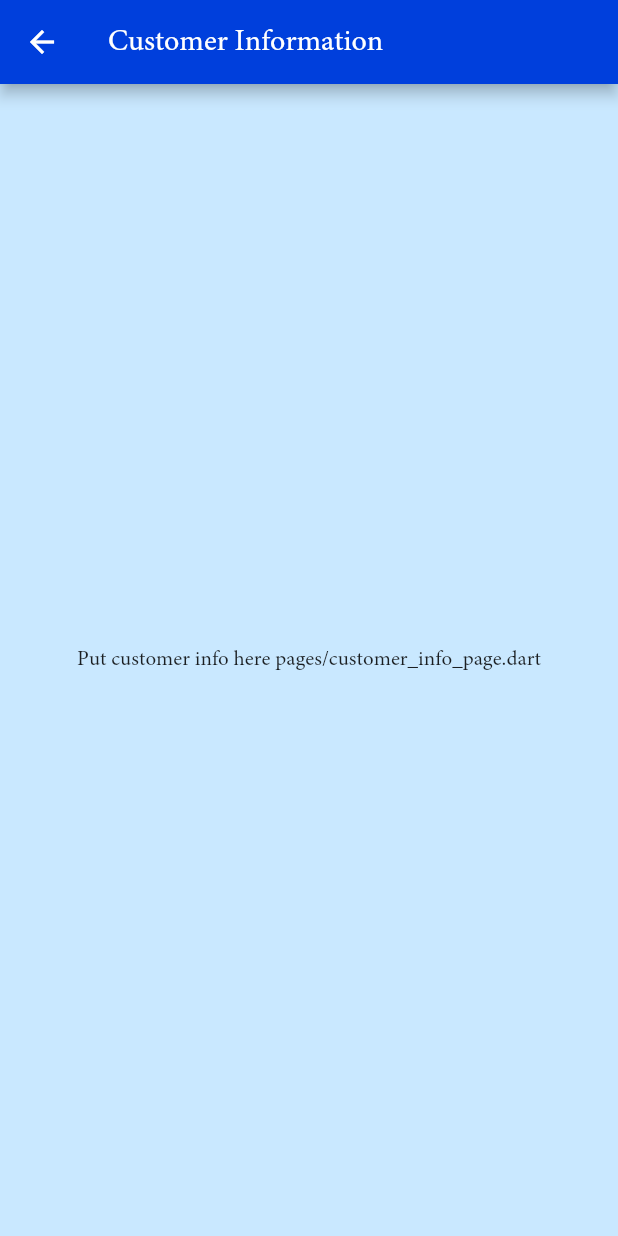
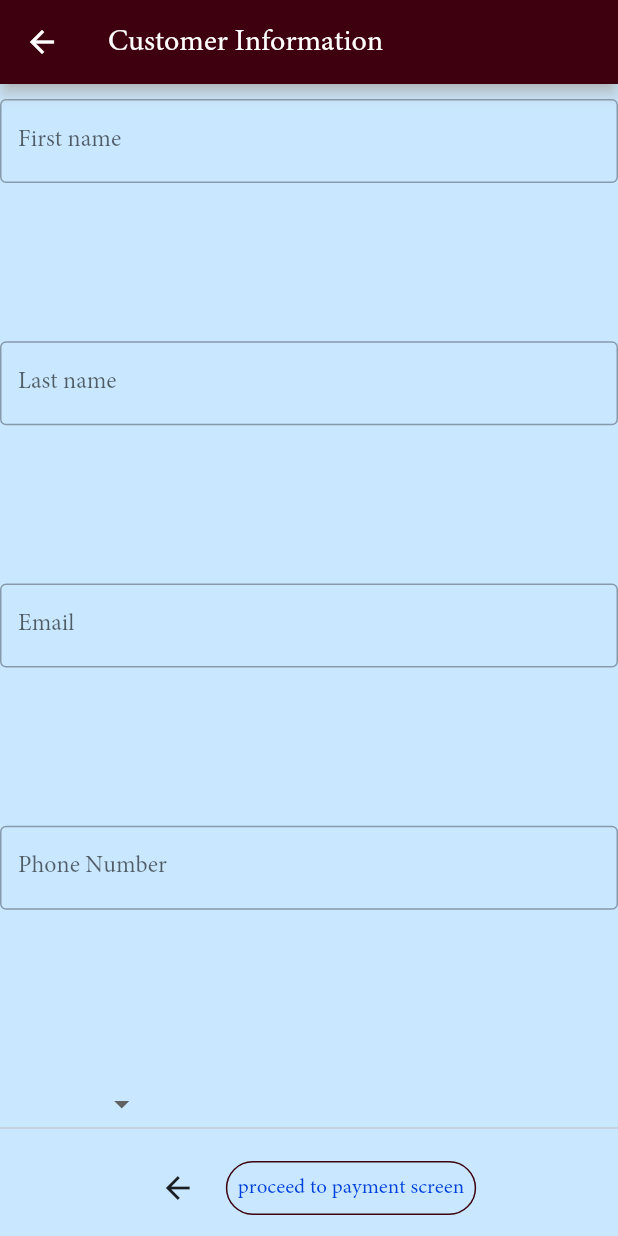
Before and after one commit to CJOckwig/Human_Interfaces_Project, a Flutter app: the CustomerInfoPage screen opened directly, on a phone screen of 412 x 824 dp. Run offline on Flutter 3.47's test engine with Material 2 defaults, Android fonts, the phone set to English and light mode, and no system bars; missing offline and left inert: dart:html; network calls fail.

Commit message:
added customer info page

```diff
--- /dev/null
+++ b/lib/data/customer.dart
@@ -0,0 +1,4 @@
+import '../models/customer.dart';
+
+// All the drinks that can be sold
+Map customer = {};
--- a/lib/data/drinks.dart
+++ b/lib/data/drinks.dart
@@ -2,7 +2,7 @@ import '../models/drink.dart';
 
 // All the drinks that can be sold
 Map drinks = {
-  "late": Drink(
+  "latte": Drink(
       name: "Late",
       imageUrl: "url",
       pricePerSize: {"small": 2.5, "medium": 2.7, "large": 2.9}),
--- a/lib/data/globals.dart
+++ b/lib/data/globals.dart
@@ -1,16 +1,25 @@
-
 // data/globals.dart
 
 import 'package:flutter/material.dart';
 
 class Globals {
   // SDSU Primary Colors
-  static const Color sdsuBlue         = Color.fromARGB(255,   0,  63, 220);
-  static const Color sdsuYellow       = Color.fromARGB(255, 255, 230,   0);
+  static const Color sdsuBlue = Color.fromARGB(255, 0, 63, 220);
+  static const Color sdsuYellow = Color.fromARGB(255, 255, 230, 0);
   // SDSU Secondary Colors
-  static const Color sdsuAthleticBlue = Color.fromARGB(255,   0,  71, 255);
-  static const Color sdsuNavy         = Color.fromARGB(255,   0,  21,  80);
-  static const Color sdsuDarkYellow   = Color.fromARGB(255, 212, 169,   0);
-  static const Color sdsuLightYellow  = Color.fromARGB(255, 252, 255, 168);
-  static const Color sdsuLightBlue    = Color.fromARGB(255, 201, 232, 255);
+  static const Color sdsuAthleticBlue = Color.fromARGB(255, 0, 71, 255);
+  static const Color sdsuNavy = Color.fromARGB(255, 0, 21, 80);
+  static const Color sdsuDarkYellow = Color.fromARGB(255, 212, 169, 0);
+  static const Color sdsuLightYellow = Color.fromARGB(255, 252, 255, 168);
+  static const Color sdsuLightBlue = Color.fromARGB(255, 201, 232, 255);
+
+  //https://www.schemecolor.com/mocha-latte.php
+  //I pulled this from this site. I coded it similar to how the example is.
+  //-CJO
+  static const Color coffeeDarkBrown = Color.fromARGB(255, 62, 0, 14);
+  static const Color coffeeWhite = Color.fromARGB(255, 244, 243, 248);
+  static const Color coffeeCream = Color.fromARGB(255, 232, 210, 185);
+  static const Color coffeeLightBrown1 = Color.fromARGB(255, 232, 210, 185);
+  static const Color coffeeLightBrown2 = Color.fromARGB(255, 206, 164, 122);
+  static const Color coffeeLightBrown3 = Color.fromARGB(255, 181, 128, 72);
 }
--- /dev/null
+++ b/lib/models/customer.dart
@@ -0,0 +1,27 @@
+//Customer information page
+// ignore_for_file: empty_constructor_bodies
+
+import 'dart:html';
+
+import 'package:flutter/cupertino.dart';
+
+enum store { sioux_Falls, brookings }
+
+// ignore: empty_constructor_bodies, empty_constructor_bodies
+class Customer {
+  late String first_Name;
+  late String last_Name;
+  late String phone_Number;
+  late String email;
+  late store Location;
+
+  var first_name;
+
+  Customer({
+    required this.first_Name,
+    required this.last_Name,
+    required this.phone_Number,
+    required this.Location,
+    this.email = "",
+  });
+}
--- a/lib/pages/customer_info_page.dart
+++ b/lib/pages/customer_info_page.dart
@@ -1,5 +1,8 @@
 //CJOckwig Customer info page
+// ignore_for_file: prefer_const_constructors
+
 import 'package:flutter/material.dart';
+import '../data/globals.dart';
 
 class CustomerInfoPage extends StatelessWidget {
   const CustomerInfoPage({super.key});
@@ -7,13 +10,98 @@ class CustomerInfoPage extends StatelessWidget {
 
   @override
   Widget build(BuildContext context) {
+    var selectedOption;
     return Scaffold(
-      appBar: AppBar(
-        title: const Text('Customer Information'),
-      ),
-      body: const Center(
-        child: Text('Put customer info here pages/customer_info_page.dart'),
-      ),
-    );
+        appBar: AppBar(
+          title: const Text('Customer Information'),
+          backgroundColor: Globals.coffeeDarkBrown,
+          shadowColor: Globals.coffeeCream,
+        ),
+        body: Column(
+          crossAxisAlignment: CrossAxisAlignment.stretch,
+          mainAxisSize: MainAxisSize.min,
+          children: [
+            Padding(padding: EdgeInsets.all(5)),
+            SizedBox(width: 16),
+            Expanded(
+              child: TextField(
+                decoration: InputDecoration(
+                  labelText: 'First name',
+                  border: OutlineInputBorder(
+                    borderSide:
+                        BorderSide(color: Globals.coffeeDarkBrown, width: 2.0),
+                  ),
+                ),
+              ),
+            ),
+            Expanded(
+              child: TextField(
+                decoration: InputDecoration(
+                  labelText: 'Last name',
+                  border: OutlineInputBorder(
+                      borderSide: BorderSide(
+                    color: Globals.coffeeDarkBrown,
+                    width: 2.0,
+                  )),
+                ),
+              ),
+            ),
+            Expanded(
+              child: TextField(
+                decoration: InputDecoration(
+                  labelText: 'Email',
+                  border: OutlineInputBorder(
+                      borderSide: BorderSide(
+                    color: Globals.coffeeDarkBrown,
+                    width: 2.0,
+                  )),
+                ),
+              ),
+            ),
+            Expanded(
+              child: TextField(
+                decoration: InputDecoration(
+                  labelText: 'Phone Number',
+                  border: OutlineInputBorder(
+                      borderSide: BorderSide(
+                    color: Globals.coffeeDarkBrown,
+                    width: 2.0,
+                  )),
+                ),
+              ),
+            ),
+            DropdownButton(
+              items: const [
+                DropdownMenuItem(value: 1, child: Text('Brookings')),
+                DropdownMenuItem(value: 2, child: Text('Sioux Falls')),
+              ],
+              onChanged: (selectedOption) {
+                selectedOption = selectedOption;
+              },
+              value: selectedOption,
+            ),
+            ButtonBar(
+              alignment: MainAxisAlignment.center,
+              children: [
+                BackButton(
+                  onPressed: () {},
+                ),
+                TextButton(
+                  onPressed: () {},
+                  style: ButtonStyle(
+                    //foregroundColor: Globals.coffeeCream,
+                    shape: MaterialStateProperty.all<RoundedRectangleBorder>(
+                      RoundedRectangleBorder(
+                        borderRadius: BorderRadius.circular(18.0),
+                        side: BorderSide(color: Globals.coffeeDarkBrown),
+                      ),
+                    ),
+                  ),
+                  child: Text('proceed to payment screen'),
+                ),
+              ],
+            )
+          ],
+        ));
   }
 }
--- /dev/null
+++ b/lib/pages/payment_info_page.dart
@@ -0,0 +1,21 @@
+//CJOckwig
+//Payment information Page
+
+import 'package:flutter/material.dart';
+
+class PaymentInfoPage extends StatelessWidget {
+  const PaymentInfoPage({super.key});
+  static const String routeName = '/payment_info';
+
+  @override
+  Widget build(BuildContext context) {
+    return Scaffold(
+      appBar: AppBar(
+        title: const Text('Customer Information'),
+      ),
+      body: const Center(
+        child: Text('Put payment info here pages/customer_info_page.dart'),
+      ),
+    );
+  }
+}
```
